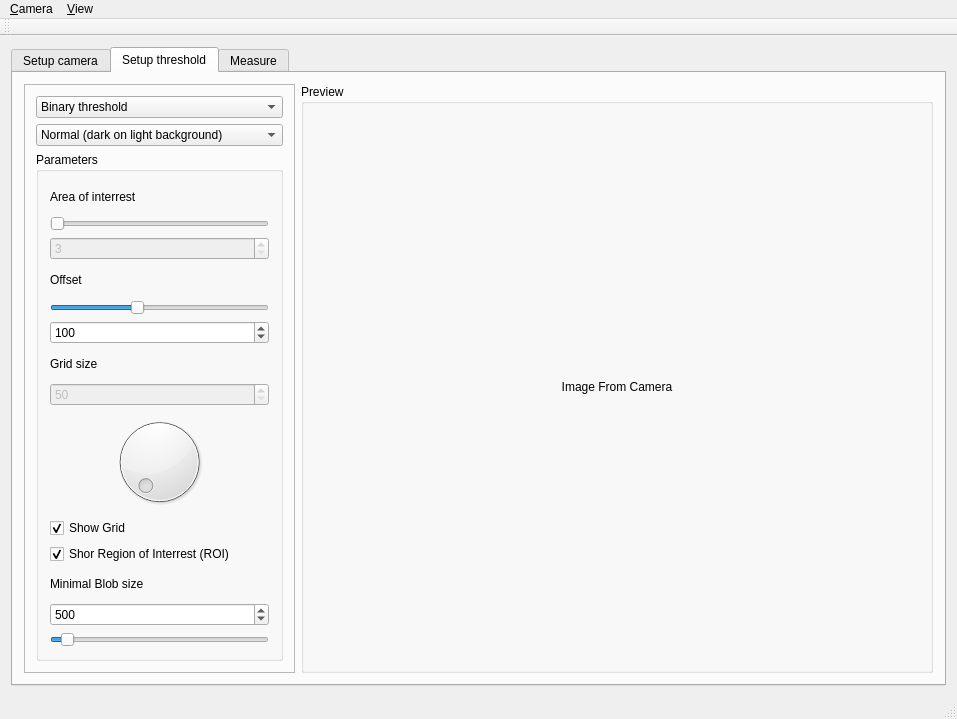
Before: the Qt Designer form LineWidthMeasTool/mainwindow.ui in theMladyPan/opencv_utils, drawn with Qt 5.
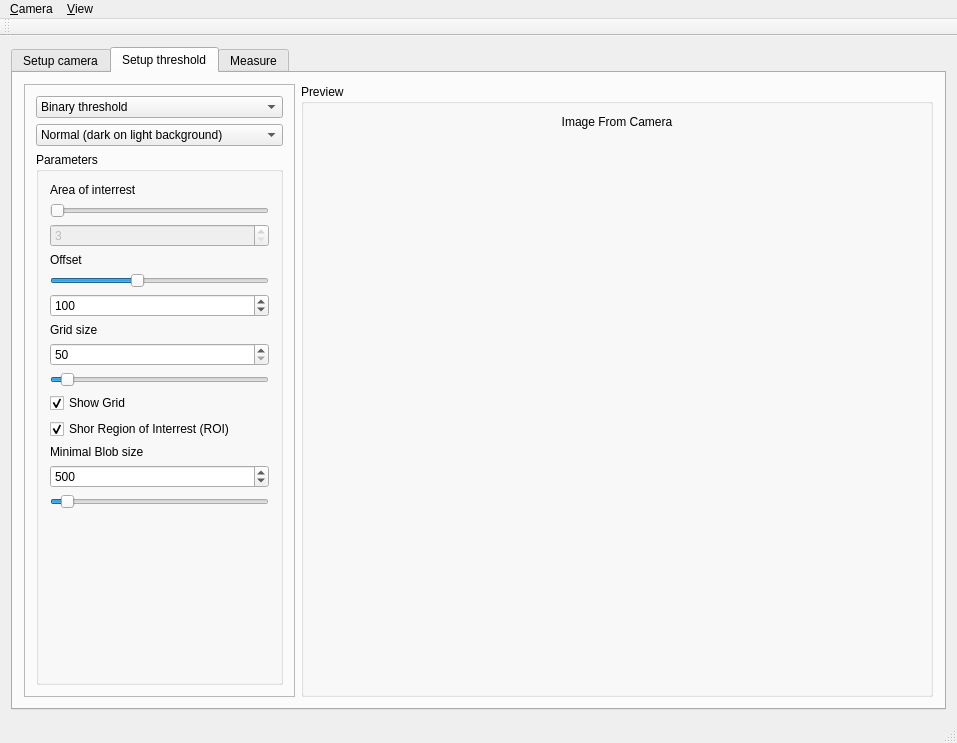
After: the same form once the commit is applied. The open tabs and pages were chosen to show the change.

Commit message: gui fixed, image anchored to top and tools too

Patch:
```diff
--- a/LineWidthMeasTool/mainwindow.ui
+++ b/LineWidthMeasTool/mainwindow.ui
@@ -10,7 +10,7 @@
     <x>0</x>
     <y>0</y>
     <width>957</width>
-    <height>719</height>
+    <height>743</height>
    </rect>
   </property>
   <property name="windowTitle">
@@ -232,7 +232,7 @@
         <item row="0" column="0">
          <widget class="QFrame" name="frame">
           <property name="sizePolicy">
-           <sizepolicy hsizetype="Preferred" vsizetype="Preferred">
+           <sizepolicy hsizetype="Preferred" vsizetype="Minimum">
             <horstretch>3</horstretch>
             <verstretch>0</verstretch>
            </sizepolicy>
@@ -277,6 +277,12 @@
            </item>
            <item>
             <widget class="QGroupBox" name="groupBox">
+             <property name="sizePolicy">
+              <sizepolicy hsizetype="Preferred" vsizetype="Minimum">
+               <horstretch>0</horstretch>
+               <verstretch>0</verstretch>
+              </sizepolicy>
+             </property>
              <property name="title">
               <string>Parameters</string>
              </property>
@@ -308,6 +314,9 @@
                 <property name="minimum">
                  <number>3</number>
                 </property>
+                <property name="maximum">
+                 <number>299</number>
+                </property>
                 <property name="singleStep">
                  <number>2</number>
                 </property>
@@ -324,6 +333,9 @@
                 <property name="minimum">
                  <number>3</number>
                 </property>
+                <property name="maximum">
+                 <number>299</number>
+                </property>
                 <property name="singleStep">
                  <number>2</number>
                 </property>
@@ -369,7 +381,7 @@
               <item>
                <widget class="QSpinBox" name="spinBoxGridSize">
                 <property name="enabled">
-                 <bool>false</bool>
+                 <bool>true</bool>
                 </property>
                 <property name="minimum">
                  <number>50</number>
@@ -383,33 +395,15 @@
                </widget>
               </item>
               <item>
-               <widget class="QDial" name="dialGridSize">
-                <property name="enabled">
-                 <bool>true</bool>
-                </property>
-                <property name="sizePolicy">
-                 <sizepolicy hsizetype="Preferred" vsizetype="Preferred">
-                  <horstretch>0</horstretch>
-                  <verstretch>0</verstretch>
-                 </sizepolicy>
-                </property>
-                <property name="minimum">
-                 <number>50</number>
-                </property>
+               <widget class="QSlider" name="spinGridSize">
                 <property name="maximum">
                  <number>1000</number>
                 </property>
-                <property name="singleStep">
+                <property name="value">
                  <number>50</number>
                 </property>
-                <property name="pageStep">
-                 <number>200</number>
-                </property>
-                <property name="invertedAppearance">
-                 <bool>false</bool>
-                </property>
-                <property name="invertedControls">
-                 <bool>false</bool>
+                <property name="orientation">
+                 <enum>Qt::Horizontal</enum>
                 </property>
                </widget>
               </item>
@@ -478,6 +472,22 @@
                 </property>
                </widget>
               </item>
+              <item>
+               <spacer name="verticalSpacer">
+                <property name="orientation">
+                 <enum>Qt::Vertical</enum>
+                </property>
+                <property name="sizeType">
+                 <enum>QSizePolicy::Expanding</enum>
+                </property>
+                <property name="sizeHint" stdset="0">
+                 <size>
+                  <width>20</width>
+                  <height>40</height>
+                 </size>
+                </property>
+               </spacer>
+              </item>
              </layout>
             </widget>
            </item>
@@ -499,7 +509,7 @@
            <item>
             <widget class="QLabel" name="labelImageSetupThreshold">
              <property name="sizePolicy">
-              <sizepolicy hsizetype="Preferred" vsizetype="Preferred">
+              <sizepolicy hsizetype="Preferred" vsizetype="Minimum">
                <horstretch>6</horstretch>
                <verstretch>0</verstretch>
               </sizepolicy>
@@ -512,6 +522,19 @@
              </property>
             </widget>
            </item>
+           <item>
+            <spacer name="verticalSpacer_2">
+             <property name="orientation">
+              <enum>Qt::Vertical</enum>
+             </property>
+             <property name="sizeHint" stdset="0">
+              <size>
+               <width>20</width>
+               <height>40</height>
+              </size>
+             </property>
+            </spacer>
+           </item>
           </layout>
          </widget>
         </item>
```
Left out of the diff: 95 changed lines with no effect on the pictures. The commit also changes 6 other files.
